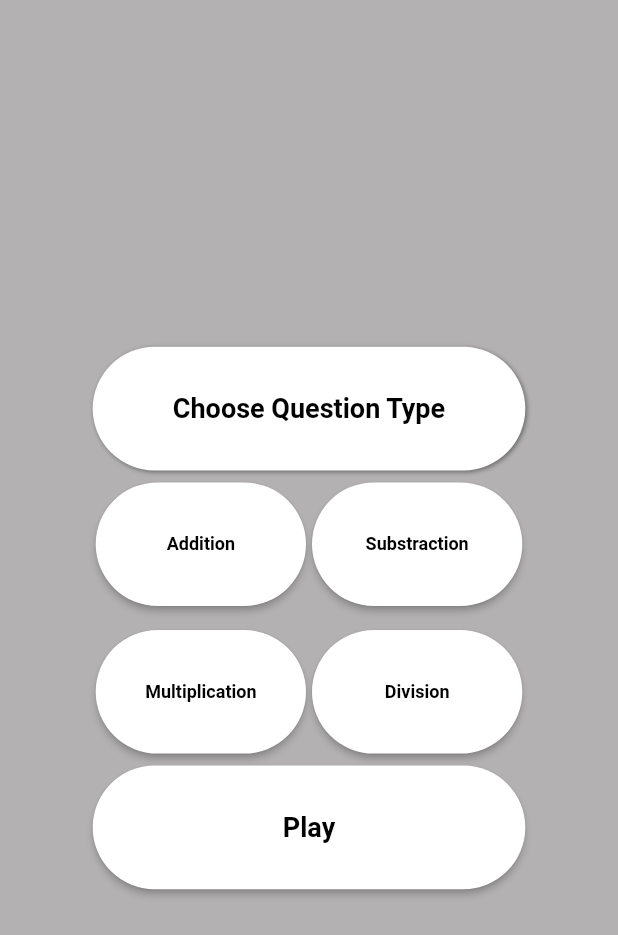
After one commit to NabilMQ/Quiz-App, a Flutter app: the screen it shows after launch, after a tap on "Start", on a phone screen of 412 x 824 dp. The commit adds this screen. Shown: the top 935 px of the screen. Run offline on Flutter 3.47's test engine with Material 2 defaults, Android fonts, the phone set to English and light mode, and no system bars.

Commit message:
Added page to choose question type and fixing bug

```diff
--- /dev/null
+++ b/lib/level.dart
@@ -0,0 +1,270 @@
+import 'package:flutter/material.dart';
+import 'question_and_answer.dart';
+import 'quiz_page.dart';
+
+Route toLevelPage() {
+
+  return PageRouteBuilder(
+    transitionDuration: const Duration(milliseconds: 250),
+    reverseTransitionDuration: const Duration(milliseconds: 250),
+    fullscreenDialog: true,
+    pageBuilder: (context, animation, secondaryAnimation) => const Level(),
+    transitionsBuilder: (context, animation, secondaryAnimation, child) {
+      Offset begin = const Offset(1.0, 0.0);
+      Offset end = Offset.zero;
+      Curve curve = Curves.easeInOutCirc;
+      Animatable <Offset> tween = Tween(begin: begin, end: end).chain(CurveTween(curve: curve));
+
+      return SlideTransition(
+        position: animation.drive(tween),
+        child: child,
+      );
+    }
+  );
+}
+
+class Level extends StatefulWidget {
+  const Level({ Key? key }) : super(key: key);
+
+  @override
+  State <Level> createState() => _LevelState();
+}
+
+class _LevelState extends State<Level> {
+
+  late List <bool> chooseLevel = [false, false, false, false];
+  late List <String> textLevel = ["Addition", "Substraction", "Multiplication", "Division"];
+
+  @override
+  void initState() {
+    super.initState();
+  }
+
+  @override
+  void dispose() {
+    super.dispose();
+  }
+
+  @override
+  Widget build(BuildContext context) {
+
+    double height = MediaQuery.of(context).size.height;
+    double width = MediaQuery.of(context).size.width;
+
+    return Scaffold(
+      body: Container(
+        color: const Color.fromARGB(255, 179, 177, 177),
+        child: Center(
+          child: Column(
+            mainAxisAlignment: MainAxisAlignment.center,
+            children: [
+              Container(
+                width: width * 0.7,
+                height: height * 0.1,
+                decoration: BoxDecoration(
+                  color: Colors.white,
+                  borderRadius: BorderRadius.circular(width),
+                  boxShadow: const [
+                    BoxShadow(
+                      color: Color.fromARGB(255, 103, 103, 103),
+                      offset: Offset(1, 1),
+                      blurRadius: 2,
+                    ),
+                  ],
+                ),
+                child: const Center(
+                  child: Text(
+                    "Choose Question Type",
+                    style: TextStyle(
+                      fontSize: 18,
+                      fontWeight: FontWeight.bold,
+                      color: Colors.black,
+                    )
+                  ),
+                ),
+              ),
+              Container(
+                height: height * 0.1,
+                width:  width * 0.7,
+                margin: const EdgeInsets.symmetric(vertical: 8),
+                child: Row(
+                  children: List.generate(2, (index) {
+                    return Padding(
+                      padding: const EdgeInsets.symmetric(horizontal: 2),
+                      child: ElevatedButton(
+                        style: ButtonStyle(
+                          overlayColor: MaterialStateProperty.resolveWith((states) {
+                            return states.contains(MaterialState.pressed) ? Colors.grey : null;
+                          }),
+                          backgroundColor: MaterialStateProperty.all(Colors.white),
+                          shape: MaterialStateProperty.all(
+                            RoundedRectangleBorder(
+                              borderRadius: BorderRadius.circular(height),
+                            ),
+                          ),
+                          fixedSize: MaterialStateProperty.all(Size((width * 0.35) - 4, height * 0.1)),
+                        ),
+                        onPressed: () {
+                          setState(() {
+                            chooseLevel[index] = !chooseLevel[index];
+                            if (chooseLevel[index]) {
+                              questionAnswer.chosenOperation.add(index);
+                            }
+                            else {
+                              questionAnswer.chosenOperation.remove(index);
+                            }
+                          });
+                        },
+                        child: Container(
+                          margin: EdgeInsets.symmetric(vertical: height * 0.005),
+                          child: Stack(
+                            children: [
+                                Center(
+                                  child: Text(
+                                  textLevel.elementAt(index),
+                                  style: const TextStyle(
+                                    fontSize: 12,
+                                    fontWeight: FontWeight.bold,
+                                    color: Colors.black,
+                                  )
+                                ),
+                              ),
+
+                              Align(
+                                alignment: Alignment.bottomCenter,
+                                child: AnimatedOpacity(
+                                  duration: const Duration(milliseconds: 250),
+                                  opacity: chooseLevel[index] ? 1 : 0,
+                                  child: const Icon(
+                                    Icons.check_circle_outline_outlined,
+                                    color: Colors.black,
+                                    size: 20,
+                                  ),
+                                ),
+                              ),
+                            ]
+                          ),
+                        ),
+                      ),
+                    );
+                  }),
+                ),
+              ),
+              Container(
+                height: height * 0.1,
+                width:  width * 0.7,
+                margin: const EdgeInsets.symmetric(vertical: 8),
+                child: Row(
+                  children: List.generate(2, (index) {
+                    return Padding(
+                      padding: const EdgeInsets.symmetric(horizontal: 2),
+                      child: ElevatedButton(
+                        style: ButtonStyle(
+                          overlayColor: MaterialStateProperty.resolveWith((states) {
+                            return states.contains(MaterialState.pressed) ? Colors.grey : null;
+                          }),
+                          backgroundColor: MaterialStateProperty.all(Colors.white),
+                          shape: MaterialStateProperty.all(
+                            RoundedRectangleBorder(
+                              borderRadius: BorderRadius.circular(height),
+                            ),
+                          ),
+                          fixedSize: MaterialStateProperty.all(Size((width * 0.35) - 4, height * 0.1)),
+                        ),
+                        onPressed: () {
+                          setState(() {
+                            chooseLevel[index + 2] = !chooseLevel[index + 2];
+                            if (chooseLevel[index + 2]) {
+                              questionAnswer.chosenOperation.add(index + 2);
+                            }
+                            else {
+                              questionAnswer.chosenOperation.remove(index + 2);
+                            }
+                          });
+                        },
+                        child: Container(
+                          margin: EdgeInsets.symmetric(vertical: height * 0.005),
+                          child: Stack(
+                            children: [
+                                Center(
+                                  child: Text(
+                                  textLevel.elementAt(index + 2),
+                                  style: const TextStyle(
+                                    fontSize: 12,
+                                    fontWeight: FontWeight.bold,
+                                    color: Colors.black,
+                                  )
+                                ),
+                              ),
+
+                              Align(
+                                alignment: Alignment.bottomCenter,
+                                child: AnimatedOpacity(
+                                  duration: const Duration(milliseconds: 250),
+                                  opacity: chooseLevel[index + 2] ? 1 : 0,
+                                  child: const Icon(
+                                    Icons.check_circle_outline_outlined,
+                                    color: Colors.black,
+                                    size: 20,
+                                  ),
+                                ),
+                              ),
+                            ]
+                          ),
+                        ),
+                      ),
+                    );
+                  }),
+                ),
+              ),
+              ElevatedButton(
+                style: ButtonStyle(
+                  overlayColor: MaterialStateProperty.resolveWith((states) {
+                    return states.contains(MaterialState.pressed) ? Colors.grey : null;
+                  }),
+                  backgroundColor: MaterialStateProperty.all(Colors.white),
+                  shape: MaterialStateProperty.all(
+                    RoundedRectangleBorder(
+                      borderRadius: BorderRadius.circular(height),
+                    ),
+                  ),
+                  fixedSize: MaterialStateProperty.all(Size(width * 0.7, height * 0.1)),
+                ),
+                onPressed: () {
+                  if (questionAnswer.chosenOperation.isEmpty) {
+                    ScaffoldMessenger.of(context).showSnackBar(
+                      SnackBar(
+                        content: const Text("Choose at least 1 question type", textAlign: TextAlign.center,),
+                        duration: const Duration(milliseconds: 1000),
+                        width: width * 0.75,
+                        behavior: SnackBarBehavior.floating,
+                        shape: RoundedRectangleBorder(
+                          borderRadius: BorderRadius.circular(10),
+                        ),
+                        elevation: 0,
+                      ),
+                    );
+                  }
+                  else {
+                    Navigator.of(context).pop();
+                    Navigator.of(context).push(toQuizPage());
+                  }
+                },
+                child: Center(
+                  child: Text(
+                    "Play",
+                    style: TextStyle(
+                      fontSize: 18,
+                      fontWeight: FontWeight.bold,
+                      color: Colors.black,
+                    )
+                  ),
+                ),
+              ),
+            ],
+          ),
+        ),
+      ),
+    );
+  }
+}
--- a/lib/main.dart
+++ b/lib/main.dart
@@ -1,5 +1,5 @@
 import 'package:flutter/material.dart';
-import 'quiz_page.dart';
+import 'level.dart';
 import 'question_and_answer.dart';
 import 'store_data.dart';
 import 'dart:async';
@@ -112,7 +112,7 @@ class _HomePage extends State <_Home> with SingleTickerProviderStateMixin{
                       fixedSize: MaterialStateProperty.all(Size(width * 0.5, height * 0.1)),
                     ),
                     onPressed: () {
-                      Navigator.of(context).push(toQuizPage());
+                      Navigator.of(context).push(toLevelPage());
                     },
                     child: const Center(
                       child: Text(
--- a/lib/question_and_answer.dart
+++ b/lib/question_and_answer.dart
@@ -9,9 +9,11 @@ mixin questionAnswer { // variable used for creating question and answer
     "/",
   ];
 
+  static List <int> chosenOperation = [];
+
   static int first = Random().nextInt(10) + 1;
   static int second = Random().nextInt(10) + 1;
-  static int randomizeOperation = Random().nextInt(4);
+  static late int randomizeOperation;
   static String operation = operationList.elementAt(randomizeOperation);
 
   static List <int> chooseAnswer = [0, 1, 2, 3];
@@ -24,10 +26,14 @@ mixin questionAnswer { // variable used for creating question and answer
   static List <int> trueOrFalse = [2, 2, 2, 2];
 }
 
+void resetQuiz() {
+  questionAnswer.chosenOperation.clear();
+}
+
 void changeQuestion() { // change the question while the answer is right
   questionAnswer.first = Random().nextInt(10) + 1;
   questionAnswer.second = Random().nextInt(10) + 1;
-  questionAnswer.randomizeOperation = Random().nextInt(4);
+  questionAnswer.randomizeOperation = questionAnswer.chosenOperation.elementAt(Random().nextInt(questionAnswer.chosenOperation.length));
   questionAnswer.operation = questionAnswer.operationList.elementAt(questionAnswer.randomizeOperation);
 
   questionAnswer.chooseAnswer.shuffle();
--- a/lib/quiz_page.dart
+++ b/lib/quiz_page.dart
@@ -36,6 +36,8 @@ class Quiz extends StatefulWidget {
 }
 
 class HalamanQuiz extends State <Quiz> {
+
+  bool answerSelected = false;
 
   @override
   void initState() {
@@ -112,6 +114,7 @@ class HalamanQuiz extends State <Quiz> {
                       deleteHighScore();
                       Navigator.of(ctx).pop();
                       Navigator.of(context).pop();
+                      Navigator.of(context).pop();
                     },
                     child: const Text("Exit")
                   ),
@@ -142,7 +145,8 @@ class HalamanQuiz extends State <Quiz> {
                           style: buttonStyle,
                           onPressed: () {
                             setState(() {
-                              if (checkAnswer(questionAnswer.divisionAnswerList.elementAt(questionAnswer.chooseAnswer.elementAt(index)))) {
+                              if (answerSelected == false && checkAnswer(questionAnswer.divisionAnswerList.elementAt(questionAnswer.chooseAnswer.elementAt(index)))) {
+                                answerSelected = true;
                                 questionAnswer.trueOrFalse[index] = 1;
                                 questionAnswer.score++;
                                 Future.delayed(const Duration(milliseconds: 1500), () {
@@ -150,7 +154,8 @@ class HalamanQuiz extends State <Quiz> {
                                   Navigator.of(context).push(toQuizPage());
                                 });
                               }
-                              else {
+                              else if (answerSelected == false && checkAnswer(questionAnswer.divisionAnswerList.elementAt(questionAnswer.chooseAnswer.elementAt(index)))) {
+                                answerSelected = true;
                                 if (questionAnswer.score > questionAnswer.highscore) {
                                   questionAnswer.highscore = questionAnswer.score;
                                 }
@@ -182,6 +187,7 @@ class HalamanQuiz extends State <Quiz> {
                                               Navigator.of(ctx).pop();
                                               Navigator.of(context).pop();
                                               streamController.add(index);
+                                              resetQuiz();
                                             },
                                             child: const Text("Go back")
                                           ),
@@ -243,7 +249,8 @@ class HalamanQuiz extends State <Quiz> {
                           style: buttonStyle,
                           onPressed: () {
                             setState(() {
-                              if (checkAnswer(questionAnswer.answerList.elementAt(questionAnswer.chooseAnswer.elementAt(index)))) {
+                              if (answerSelected == false && checkAnswer(questionAnswer.answerList.elementAt(questionAnswer.chooseAnswer.elementAt(index)))) {
+                                answerSelected = true;
                                 questionAnswer.trueOrFalse[index] = 1;
                                 questionAnswer.score++;
                                 Future.delayed(const Duration(milliseconds: 1500), () {
@@ -251,7 +258,8 @@ class HalamanQuiz extends State <Quiz> {
                                   Navigator.of(context).push(toQuizPage());
                                 });
                               }
-                              else {
+                              else if (answerSelected == false && !checkAnswer(questionAnswer.answerList.elementAt(questionAnswer.chooseAnswer.elementAt(index)))) {
+                                answerSelected = true;
                                 if (questionAnswer.score > questionAnswer.highscore) {
                                   questionAnswer.highscore = questionAnswer.score;
                                 }
```
